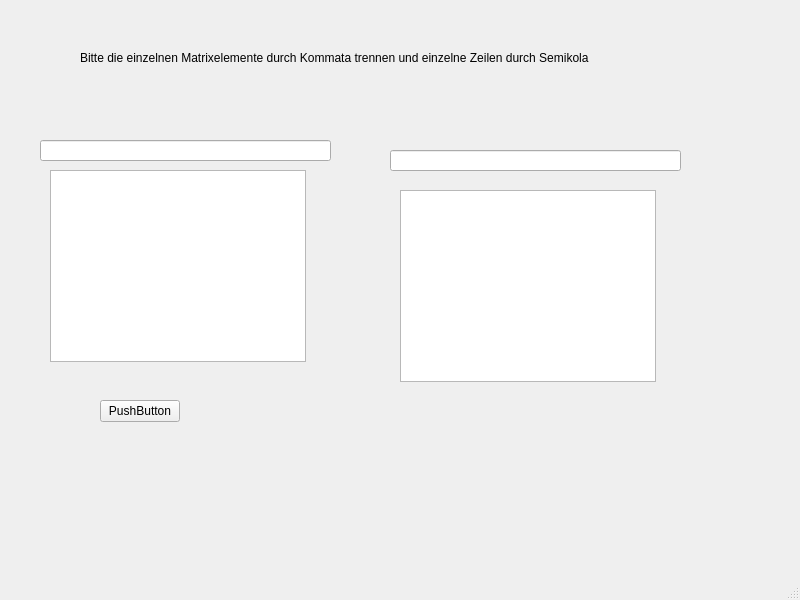
The window that matrix.ui (FelixMaetzler/Taschenrechner) describes before a commit, drawn with Qt 5.
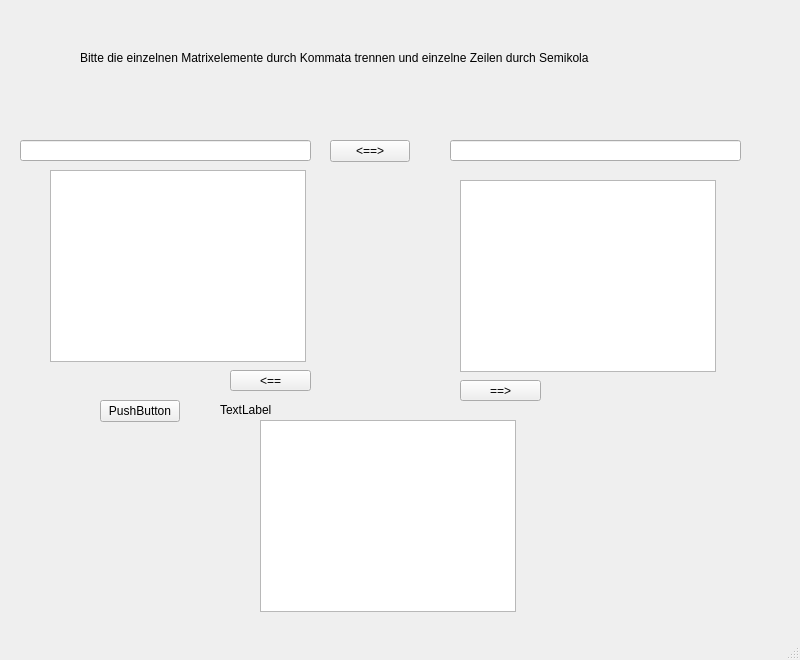
The same window after the commit.

Commit message: coole Matrizen ;-)

```diff
--- a/matrix.ui
+++ b/matrix.ui
@@ -7,7 +7,7 @@
     <x>0</x>
     <y>0</y>
     <width>800</width>
-    <height>600</height>
+    <height>660</height>
    </rect>
   </property>
   <property name="windowTitle">
@@ -30,7 +30,7 @@
    <widget class="QLineEdit" name="lineMatrix1">
     <property name="geometry">
      <rect>
-      <x>40</x>
+      <x>20</x>
       <y>140</y>
       <width>291</width>
       <height>21</height>
@@ -63,23 +63,85 @@
    <widget class="QLineEdit" name="lineMatrix2">
     <property name="geometry">
      <rect>
-      <x>390</x>
-      <y>150</y>
+      <x>450</x>
+      <y>140</y>
       <width>291</width>
       <height>21</height>
      </rect>
     </property>
    </widget>
-   <widget class="QTextEdit" name="textMatrix2">
+   <widget class="QTextBrowser" name="textMatrix2">
     <property name="geometry">
      <rect>
-      <x>400</x>
-      <y>190</y>
+      <x>460</x>
+      <y>180</y>
       <width>256</width>
       <height>192</height>
      </rect>
     </property>
    </widget>
+   <widget class="QPushButton" name="ButtonChangeAB">
+    <property name="geometry">
+     <rect>
+      <x>330</x>
+      <y>140</y>
+      <width>80</width>
+      <height>22</height>
+     </rect>
+    </property>
+    <property name="text">
+     <string>&lt;==&gt;</string>
+    </property>
+   </widget>
+   <widget class="QTextBrowser" name="textBrowser">
+    <property name="geometry">
+     <rect>
+      <x>260</x>
+      <y>420</y>
+      <width>256</width>
+      <height>192</height>
+     </rect>
+    </property>
+   </widget>
+   <widget class="QPushButton" name="ButtonChangeAErg">
+    <property name="geometry">
+     <rect>
+      <x>230</x>
+      <y>370</y>
+      <width>81</width>
+      <height>21</height>
+     </rect>
+    </property>
+    <property name="text">
+     <string>&lt;==</string>
+    </property>
+   </widget>
+   <widget class="QPushButton" name="ButtonChangeBErg">
+    <property name="geometry">
+     <rect>
+      <x>460</x>
+      <y>380</y>
+      <width>81</width>
+      <height>21</height>
+     </rect>
+    </property>
+    <property name="text">
+     <string>==&gt;</string>
+    </property>
+   </widget>
+   <widget class="QLabel" name="textErg">
+    <property name="geometry">
+     <rect>
+      <x>220</x>
+      <y>400</y>
+      <width>431</width>
+      <height>20</height>
+     </rect>
+    </property>
+    <property name="text">
+     <string>TextLabel</string>
+    </property>
+   </widget>
   </widget>
   <widget class="QMenuBar" name="menubar">
    <property name="geometry">
```
Left out of the diff: 2 changed lines with no effect on the pictures. The commit also changes 2 other files.
